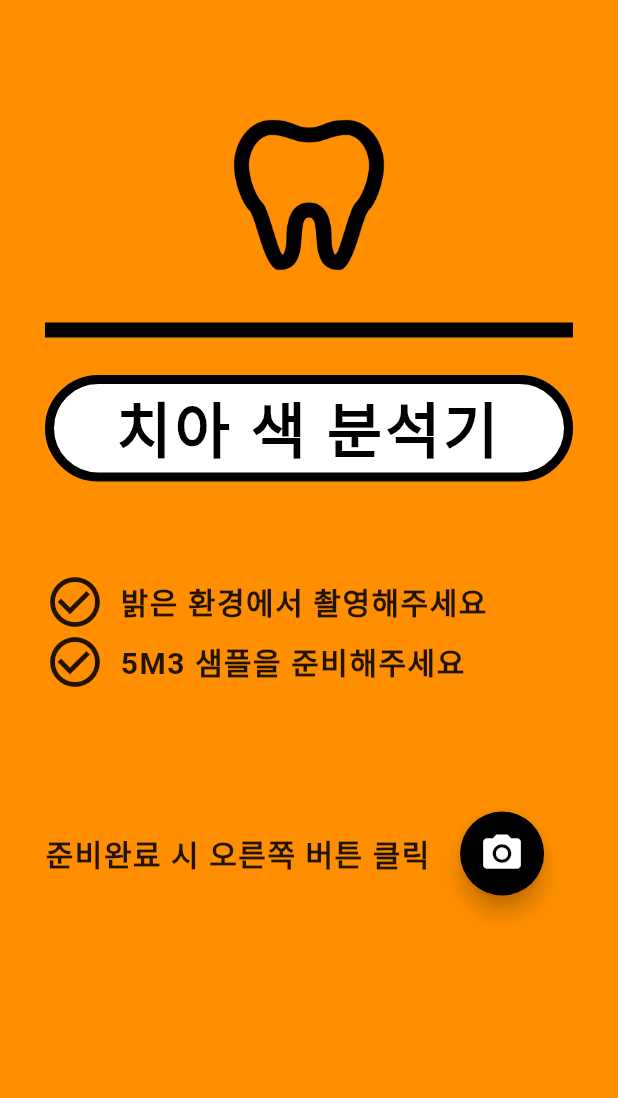
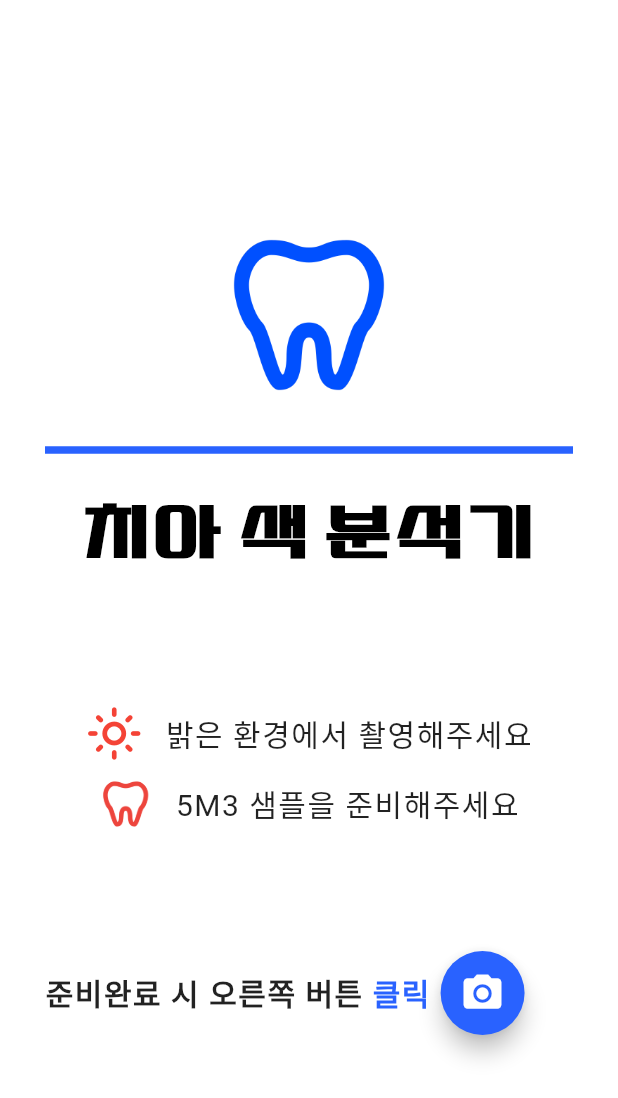
Before and after one commit to bobibul/pr, a Flutter app: the screen it shows after launch, on a phone screen of 412 x 824 dp. Shown: the top 1098 px of the screen. Run offline on Flutter 3.47's test engine with Material 2 defaults, Android fonts, the phone set to English and light mode, and no system bars; our stand-ins replace camera, go_router, permission_handler; Roboto replaces fonts that are missing (진혁폰트); project files that could hold a hidden picture were left out.

Commit message:
디자인 변경

```diff
--- a/lib/analyse_image.dart
+++ b/lib/analyse_image.dart
@@ -48,6 +48,9 @@ class _AnalyseImageState extends State<AnalyseImage> {
     print(image?.width);
     print(image?.height);
     print(data.length);
+    print('qqqqqqqqq');
+    print(widget.position1);
+    print(widget.position1.dx);
 
   }
 
--- a/lib/my_home.dart
+++ b/lib/my_home.dart
@@ -1,6 +1,6 @@
 import 'package:flutter/material.dart';
 import 'package:permission_handler/permission_handler.dart';
-import 'package:untitled/second_page.dart';
+import 'package:untitled/camera_page.dart';
 
 class MyHome extends StatelessWidget {
 
@@ -29,24 +29,27 @@ class MyHome extends StatelessWidget {
   Widget build(BuildContext context) {
     requestCameraPermission();
      return Scaffold(
-      backgroundColor: Colors.amber[800],
+      backgroundColor: Colors.white,
       body: Padding(
           padding: EdgeInsets.fromLTRB(30.0, 70.0, 30.0, 0.0),
           child: Column(
             crossAxisAlignment: CrossAxisAlignment.start,
             children: [
+              SizedBox(
+                height: 80,
+              ),
               Center(
                 child: CircleAvatar(
                     backgroundImage:
-                    AssetImage('assets/tooth_outline_icon_139122.png'),
+                    AssetImage('assets/KakaoTalk_20230913_191207447.png'),
                     radius: 60.0,
-                    backgroundColor: Colors.amber[800]),
+                    backgroundColor: Colors.white),
               ),
               Center(
                 child: Divider(
                   height: 60.0,
-                  color: Colors.black,
-                  thickness: 10.0,
+                  color: Colors.blueAccent[700],
+                  thickness: 5.0,
                   endIndent: 0.0,
                 ),
               ),
@@ -55,51 +58,65 @@ class MyHome extends StatelessWidget {
                 decoration: BoxDecoration(
                     color: Colors.white,
                     borderRadius: BorderRadius.circular(50),
-                    border: Border.all(color: Colors.black, width: 6)
+                    // border: Border.all(color: Colors.black, width: 6)
                 ),
                 child: Text(
                   '치아 색 분석기',
                   textAlign: TextAlign.center,
                   style: TextStyle(color: Colors.black,
+                      fontFamily: '채경폰트',
                       letterSpacing: 2.0,
-                      fontSize: 40.0,
+                      fontSize: 45.0,
                       fontWeight: FontWeight.bold),
                 ),
               ),
 
 
               SizedBox(
-                height: 60,
+                height: 90,
               ),
 
               Row(
+                mainAxisAlignment: MainAxisAlignment.center,
                 children: [
-                  Icon(Icons.check_circle_outline, size: 40,),
+                  Icon(Icons.light_mode_outlined, size: 38,
+                  color: Colors.red),
                   SizedBox(
-                    width: 10.0,
+                    width: 15.0,
                   ),
                   Text(
                     '밝은 환경에서 촬영해주세요',
                     style: TextStyle(
+                        fontFamily: '진혁폰트',
                         fontSize: 20.0,
                         letterSpacing: 1.0,
-                        fontWeight: FontWeight.bold
+                        fontWeight: FontWeight.normal
                     ),
                   )
                 ],
               ),
+              SizedBox(
+                height: 10,
+              ),
               Row(
+                mainAxisAlignment: MainAxisAlignment.center,
                 children: [
-                  Icon(Icons.check_circle_outline, size: 40,),
+                  CircleAvatar(
+                    backgroundImage:
+                    AssetImage('assets/KakaoTalk_20230913_195848277.png'),
+                    radius: 18.0,
+                    backgroundColor: Colors.white
+                  ),
                   SizedBox(
-                    width: 10.0,
+                    width: 15.0,
                   ),
                   Text(
                     '5M3 샘플을 준비해주세요',
                     style: TextStyle(
+                        fontFamily: '진혁폰트',
                         fontSize: 20.0,
                         letterSpacing: 1.0,
-                        fontWeight: FontWeight.bold
+                        fontWeight: FontWeight.normal
                     ),
                   )
                 ],
@@ -111,24 +128,39 @@ class MyHome extends StatelessWidget {
 
               Row(
                 children: [
+                  Row(
+                    children: [
                       Text(
-                    '준비완료 시 오른쪽 버튼 클릭',
+                        '준비완료 시 오른쪽 버튼',
                         style: TextStyle(
+                            fontFamily: '진혁폰트',
                             fontSize: 20.0,
                             letterSpacing: 1.0,
                             fontWeight: FontWeight.bold
                         ),
                       ),
+                      Text(
+                        ' 클릭',
+
+                        style: TextStyle(color: Colors.blueAccent[700],
+                            fontFamily: '진혁폰트',
+                            fontSize: 20.0,
+                            letterSpacing: 1.0,
+                            fontWeight: FontWeight.bold
+                        ),
+                      ),
+                    ],
+                  ),
                   SizedBox(
-                    width: 20,
+                    width: 7,
                   ),
                   FloatingActionButton(onPressed: () {
                     Navigator.push(
                         context,
                         MaterialPageRoute(builder: (context) => CameraApp()));
                   },
-                    backgroundColor: Colors.black,
-                    child: Icon(Icons.camera_alt, size: 30),)
+                    backgroundColor: Colors.blueAccent[700],
+                    child: Icon(Icons.camera_alt, size: 30,color: Colors.white),)
                 ],
               ),
 
--- a/lib/preview_screen.dart
+++ b/lib/preview_screen.dart
@@ -1,7 +1,7 @@
 import 'dart:io';
 import 'package:camera/camera.dart';
 import 'package:flutter/material.dart';
-import 'package:untitled/crop_image.dart';
+import 'package:untitled/drag_and_drop.dart';
 
 class ImagePreview extends StatelessWidget {
 
```
Also changed, not shown: lib/camera_page.dart (renamed from lib/second_page.dart, +29 -7 lines), lib/drag_and_drop.dart (renamed from lib/crop_image.dart, +20 -2 lines), pubspec.yaml (+8 -0 lines), assets/KakaoTalk_20230913_191207447.png (added), assets/KakaoTalk_20230913_195848277.png (added), assets/그림22.png (added), fonts/SB 어그로 M.ttf (added), fonts/establish Retrosans.ttf (added), pubspec.lock. Lines whose indentation alone changed are shown as unchanged.
